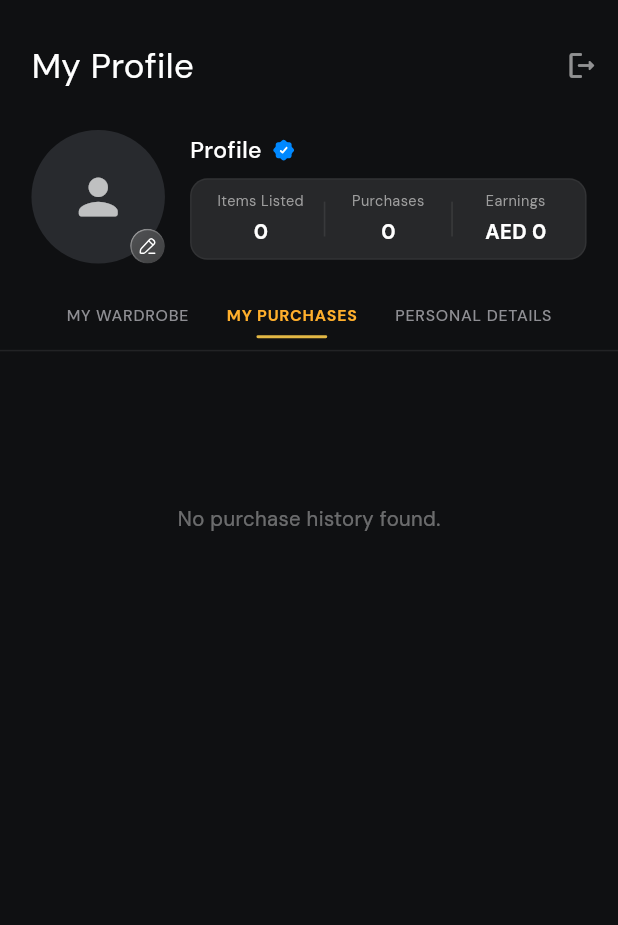
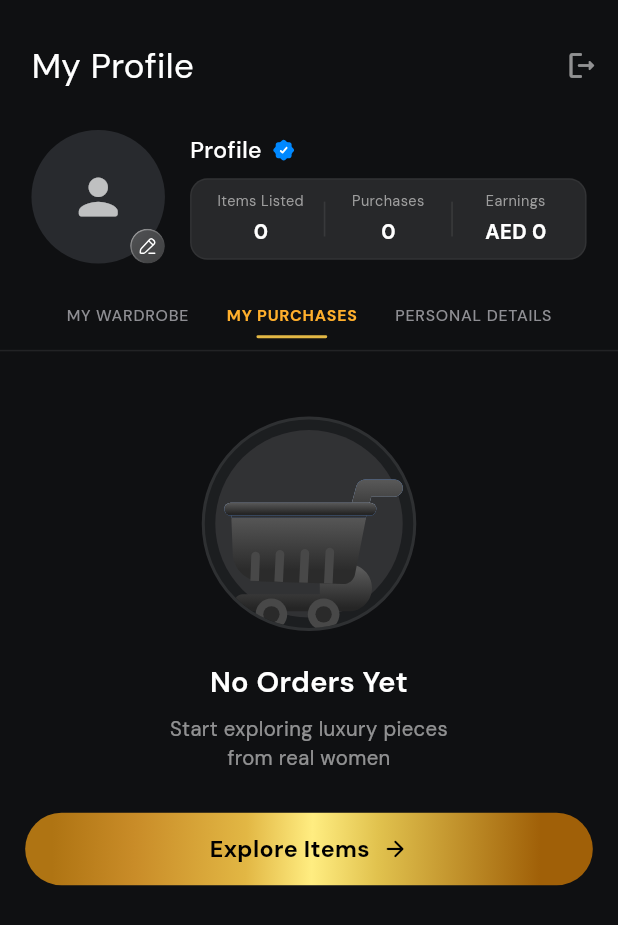
Before and after one commit to mdbayzid131/cpk1989, a Flutter app: the ProfileScreen screen opened directly, after a tap on "MY PURCHASES", on a phone screen of 412 x 824 dp. Shown: the top 925 px of the screen. Run offline on Flutter 3.47's test engine with Material 3 defaults, Android fonts, the light colour scheme and no system bars; our stand-ins replace camera, connectivity_plus, dio, file_picker, flutter_screenutil, flutter_svg and 4 more; missing offline and left inert: flutter_stripe; accounts and stored records are empty; network calls fail; project files that could hold a hidden picture were left out.

Commit message:
feat: implement reusable CustomEmptyState widget and integrate into Profile and Wishlist screens

```diff
--- /dev/null
+++ b/lib/core/widgets/custom_empty_state.dart
@@ -0,0 +1,167 @@
+import 'package:flutter/material.dart';
+import 'package:flutter_screenutil/flutter_screenutil.dart';
+import 'package:flutter_svg/flutter_svg.dart';
+import 'package:google_fonts/google_fonts.dart';
+import 'package:cpk1989/core/widgets/custom_gold_button.dart';
+
+/// A reusable custom empty state widget for screens such as Wishlist, Wardrobe, Cart, Search, etc.
+///
+/// Configurable with custom image/SVG/icon, title, subtitle, and action button.
+class CustomEmptyState extends StatelessWidget {
+  /// Path to SVG or PNG asset (e.g. 'assets/images/wishlist_new.svg')
+  final String? imagePath;
+
+  /// Custom Widget to display as illustration instead of [imagePath]
+  final Widget? imageWidget;
+
+  /// Fallback icon if [imagePath] and [imageWidget] are null or fail to load
+  final IconData fallbackIcon;
+
+  /// Size (width/height) of the illustration image or icon
+  final double? imageSize;
+
+  /// Color for fallback icon
+  final Color? iconColor;
+
+  /// Main title text (e.g. "Nothing Saved Yet")
+  final String title;
+
+  /// Subtitle / description text (e.g. "Start exploring luxury pieces\nyou love")
+  final String? subtitle;
+
+  /// Button label (e.g. "Explore Items"). If null or empty, button is hidden.
+  final String? buttonText;
+
+  /// Callback when the action button is tapped
+  final VoidCallback? onButtonTap;
+
+  /// Custom suffix widget for action button (defaults to right arrow)
+  final Widget? buttonSuffix;
+
+  /// Custom width for action button
+  final double? buttonWidth;
+
+  /// Custom height for action button
+  final double? buttonHeight;
+
+  /// Height constraint for the container
+  final double? height;
+
+  /// Outer padding
+  final EdgeInsetsGeometry? padding;
+
+  const CustomEmptyState({
+    super.key,
+    this.imagePath,
+    this.imageWidget,
+    this.fallbackIcon = Icons.favorite_rounded,
+    this.imageSize,
+    this.iconColor,
+    required this.title,
+    this.subtitle,
+    this.buttonText,
+    this.onButtonTap,
+    this.buttonSuffix,
+    this.buttonWidth,
+    this.buttonHeight,
+    this.height,
+    this.padding,
+  });
+
+  @override
+  Widget build(BuildContext context) {
+    final double defaultIconSize = imageSize ?? 80.r;
+
+    return Container(
+      height: height ?? MediaQuery.of(context).size.height * 0.62,
+      alignment: Alignment.center,
+      padding: padding ?? EdgeInsets.symmetric(horizontal: 16.w),
+      child: Column(
+        mainAxisAlignment: MainAxisAlignment.center,
+        children: [
+          // 1. Image / Illustration / Icon
+          _buildIllustration(defaultIconSize),
+          SizedBox(height: 20.h),
+
+          // 2. Title
+          Text(
+            title,
+            textAlign: TextAlign.center,
+            style: GoogleFonts.dmSans(
+              fontSize: 20.sp,
+              fontWeight: FontWeight.w600,
+              color: Colors.white,
+            ),
+          ),
+
+          // 3. Subtitle (if provided)
+          if (subtitle != null && subtitle!.isNotEmpty) ...[
+            SizedBox(height: 8.h),
+            Text(
+              subtitle!,
+              textAlign: TextAlign.center,
+              style: GoogleFonts.dmSans(
+                fontSize: 14.sp,
+                fontWeight: FontWeight.w400,
+                color: Colors.white54,
+                height: 1.4,
+              ),
+            ),
+          ],
+
+          // 4. Action Button (if provided)
+          if (buttonText != null && buttonText!.isNotEmpty) ...[
+            SizedBox(height: 28.h),
+            CustomGoldButton(
+              text: buttonText!,
+              width: buttonWidth ?? double.infinity,
+              height: buttonHeight ?? 50.h,
+              suffix: buttonSuffix ??
+                  Icon(
+                    Icons.arrow_forward_rounded,
+                    color: Colors.black,
+                    size: 18.sp,
+                  ),
+              onTap: onButtonTap,
+            ),
+          ],
+        ],
+      ),
+    );
+  }
+
+  Widget _buildIllustration(double defaultIconSize) {
+    if (imageWidget != null) {
+      return imageWidget!;
+    }
+
+    if (imagePath != null && imagePath!.isNotEmpty) {
+      final isSvg = imagePath!.toLowerCase().endsWith('.svg');
+      if (isSvg) {
+        return SvgPicture.asset(
+          imagePath!,
+          width: imageSize,
+          height: imageSize,
+          errorBuilder: (context, error, stackTrace) => _buildFallbackIcon(defaultIconSize),
+        );
+      } else {
+        return Image.asset(
+          imagePath!,
+          width: imageSize,
+          height: imageSize,
+          errorBuilder: (context, error, stackTrace) => _buildFallbackIcon(defaultIconSize),
+        );
+      }
+    }
+
+    return _buildFallbackIcon(defaultIconSize);
+  }
+
+  Widget _buildFallbackIcon(double size) {
+    return Icon(
+      fallbackIcon,
+      size: size,
+      color: iconColor ?? const Color(0xFFFF453A),
+    );
+  }
+}
--- a/lib/module/profile/view/profile_screen.dart
+++ b/lib/module/profile/view/profile_screen.dart
@@ -15,6 +15,8 @@ import 'package:cpk1989/core/widgets/custom_add_card_bottom_sheet.dart';
 import 'package:cpk1989/core/widgets/custom_glass_button.dart';
 import 'package:cpk1989/core/services/auth_service.dart';
 import 'package:cpk1989/core/widgets/custom_gold_loader.dart';
+import 'package:cpk1989/core/widgets/custom_empty_state.dart';
+import 'package:cpk1989/module/bottom_nav_bar/controller/bottom_nav_bar_controller.dart';
 import 'package:cpk1989/core/utils/helpers.dart';
 
 class ProfileScreen extends GetView<ProfileController> {
@@ -546,13 +548,16 @@ class ProfileScreen extends GetView<ProfileController> {
 
       final items = controller.rxWardrobeItems;
       if (items.isEmpty) {
-        return Container(
-          height: 200.h,
-          alignment: Alignment.center,
-          child: Text(
-            "Your wardrobe is empty.",
-            style: GoogleFonts.dmSans(color: Colors.white38, fontSize: 14.sp),
-          ),
+        return CustomEmptyState(
+          imagePath: 'assets/images/my_wardrobe.svg',
+          fallbackIcon: Icons.checkroom_rounded,
+          title: "You Haven't Listed Anything Yet",
+          subtitle: "Turn your wardrobe into cash in\nseconds",
+          buttonText: "Sell Your First Item",
+          height: 380.h,
+          onButtonTap: () {
+            Get.toNamed(AppRoutes.sell);
+          },
         );
       }
 
@@ -587,13 +592,20 @@ class ProfileScreen extends GetView<ProfileController> {
 
       final items = controller.rxPurchaseItems;
       if (items.isEmpty) {
-        return Container(
-          height: 200.h,
-          alignment: Alignment.center,
-          child: Text(
-            "No purchase history found.",
-            style: GoogleFonts.dmSans(color: Colors.white38, fontSize: 14.sp),
-          ),
+        return CustomEmptyState(
+          imagePath: 'assets/images/my_purchases.svg',
+          fallbackIcon: Icons.shopping_bag_outlined,
+          title: "No Orders Yet",
+          subtitle: "Start exploring luxury pieces\nfrom real women",
+          buttonText: "Explore Items",
+          height: 380.h,
+          onButtonTap: () {
+            if (Get.isRegistered<BottomNavBarController>()) {
+              Get.find<BottomNavBarController>().changeIndex(0);
+            } else {
+              Get.offAllNamed(AppRoutes.bottomNavBar);
+            }
+          },
         );
       }
 
```
Also changed, not shown: lib/module/wishlist/view/wishlist_screen.dart (+8 -61 lines), assets/images/my_purchases.svg (added), assets/images/my_wardrobe.svg (added).
